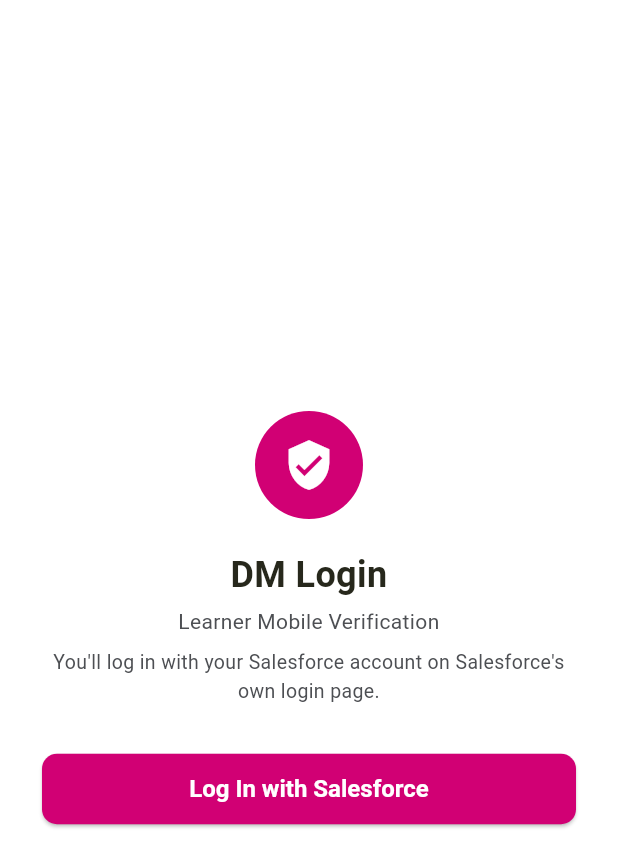
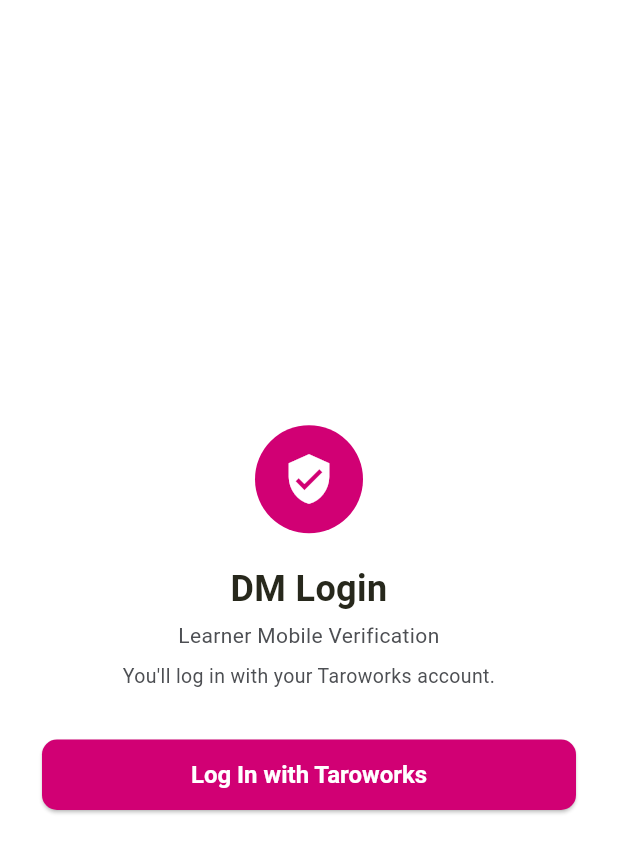
Before and after one commit to khOsman/lmv-app, a Flutter app: the screen it shows after launch, on a phone screen of 412 x 824 dp. Shown: the top 867 px of the screen. Run offline on Flutter 3.47's test engine with Material 3 defaults, Android fonts, the phone set to English and light mode, and no system bars; our stand-ins replace flutter_secure_storage; missing offline and left inert: flutter_web_auth_2.

Commit message:
Show learner ID, father/mother name, and address on learner cards
Adds the new backend fields to the Learner model and card UI, shows
the mobile number unmasked, and updates mock data + the login screen's
Taroworks branding to match.

Co-Authored-By: Claude Sonnet 5 <noreply@anthropic.com>

```diff
--- a/lib/models/learner.dart
+++ b/lib/models/learner.dart
@@ -29,19 +29,27 @@ enum VerifyStatus {
 
 class Learner {
   final String id;
+  final String learnerCode;
   final String name;
   final String gender;
   final String phone;
   final String maskedPhone;
+  final String fatherName;
+  final String motherName;
+  final String address;
   final VerifyStatus status;
   final String? pvcCode;
 
   const Learner({
     required this.id,
+    required this.learnerCode,
     required this.name,
     required this.gender,
     required this.phone,
     required this.maskedPhone,
+    required this.fatherName,
+    required this.motherName,
+    required this.address,
     required this.status,
     this.pvcCode,
   });
@@ -49,10 +57,14 @@ class Learner {
   factory Learner.fromJson(Map<String, dynamic> json) {
     return Learner(
       id: json['learnerId'] as String,
+      learnerCode: json['learnerCode'] as String? ?? '',
       name: json['name'] as String? ?? '',
       gender: json['gender'] as String? ?? '',
       phone: json['phone'] as String? ?? '',
       maskedPhone: json['maskedPhone'] as String? ?? '',
+      fatherName: json['fatherName'] as String? ?? '',
+      motherName: json['motherName'] as String? ?? '',
+      address: json['address'] as String? ?? '',
       status: VerifyStatus.fromString(json['status'] as String?),
       pvcCode: json['pvcCode'] as String?,
     );
@@ -61,10 +73,14 @@ class Learner {
   Learner copyWith({VerifyStatus? status, String? pvcCode}) {
     return Learner(
       id: id,
+      learnerCode: learnerCode,
       name: name,
       gender: gender,
       phone: phone,
       maskedPhone: maskedPhone,
+      fatherName: fatherName,
+      motherName: motherName,
+      address: address,
       status: status ?? this.status,
       pvcCode: pvcCode ?? this.pvcCode,
     );
--- a/lib/screens/login_screen.dart
+++ b/lib/screens/login_screen.dart
@@ -71,7 +71,7 @@ class _LoginScreenState extends State<LoginScreen> {
                 ),
                 const SizedBox(height: 8),
                 Text(
-                  "You'll log in with your Salesforce account on Salesforce's own login page.",
+                  "You'll log in with your Taroworks account.",
                   textAlign: TextAlign.center,
                   style: TextStyle(fontSize: 13, color: AppColors.coolGray),
                 ),
@@ -88,7 +88,7 @@ class _LoginScreenState extends State<LoginScreen> {
                           width: 20,
                           child: CircularProgressIndicator(strokeWidth: 2, color: Colors.white),
                         )
-                      : const Text('Log In with Salesforce'),
+                      : const Text('Log In with Taroworks'),
                 ),
                 if (ApiConfig.useMockData) ...[
                   const SizedBox(height: 20),
```
Also changed, not shown: lib/screens/learner_list_screen.dart (+8 -1 lines), lib/services/mock_backend.dart (+24 -0 lines), 1 other file.
